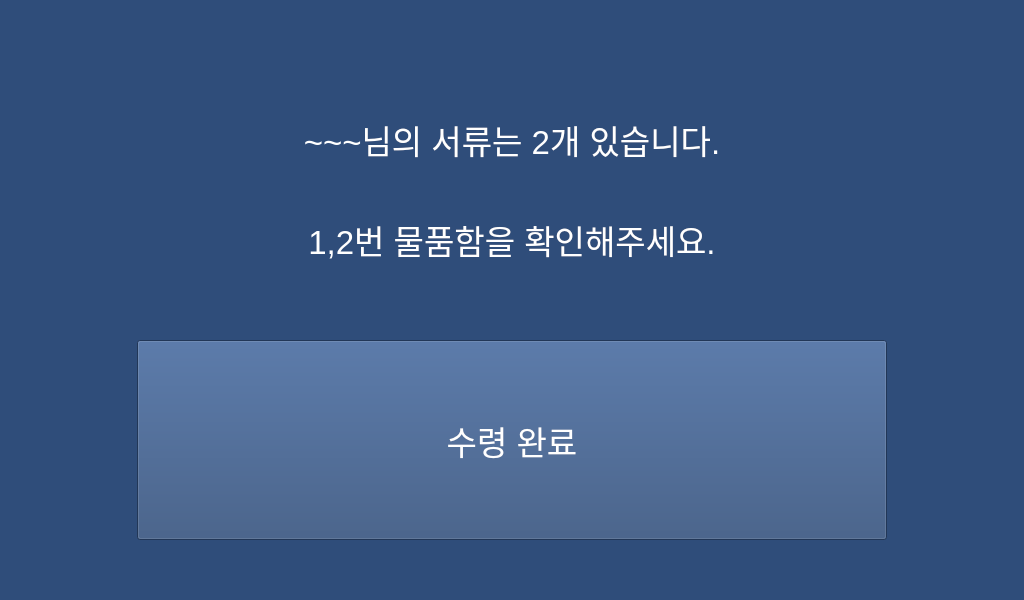
pcs1265/DELIVBOT_LAB, file DisplayUI/UI/RecvComplete.ui: the form before one commit.
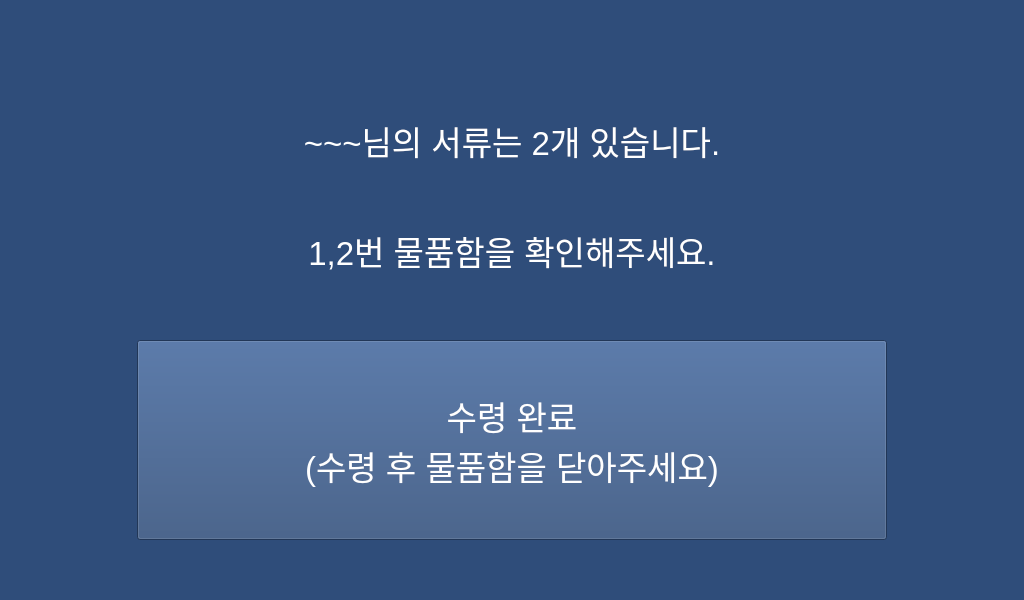
The form after the commit.

```diff
--- a/DisplayUI/UI/RecvComplete.ui
+++ b/DisplayUI/UI/RecvComplete.ui
@@ -440,9 +440,9 @@
     <property name="geometry">
      <rect>
       <x>137</x>
-      <y>90</y>
+      <y>100</y>
       <width>750</width>
-      <height>200</height>
+      <height>80</height>
      </rect>
     </property>
     <property name="font">
@@ -454,7 +454,7 @@
      <enum>Qt::LeftToRight</enum>
     </property>
     <property name="text">
-     <string>&lt;html&gt;&lt;head/&gt;&lt;body&gt;&lt;p&gt;~~~님의 서류는 2개 있습니다.&lt;/p&gt;&lt;p&gt;&lt;br/&gt;1,2번 물품함을 확인해주세요.&lt;/p&gt;&lt;/body&gt;&lt;/html&gt;</string>
+     <string>~~~님의 서류는 2개 있습니다.</string>
     </property>
     <property name="alignment">
      <set>Qt::AlignCenter</set>
@@ -484,7 +484,8 @@
      <enum>Qt::LeftToRight</enum>
     </property>
     <property name="text">
-     <string>수령 완료</string>
+     <string>수령 완료
+(수령 후 물품함을 닫아주세요)</string>
     </property>
     <property name="iconSize">
      <size>
@@ -499,6 +500,33 @@
      <bool>false</bool>
     </property>
    </widget>
+   <widget class="QLabel" name="box_num">
+    <property name="geometry">
+     <rect>
+      <x>137</x>
+      <y>210</y>
+      <width>750</width>
+      <height>80</height>
+     </rect>
+    </property>
+    <property name="font">
+     <font>
+      <pointsize>25</pointsize>
+     </font>
+    </property>
+    <property name="layoutDirection">
+     <enum>Qt::LeftToRight</enum>
+    </property>
+    <property name="text">
+     <string>1,2번 물품함을 확인해주세요.</string>
+    </property>
+    <property name="alignment">
+     <set>Qt::AlignCenter</set>
+    </property>
+    <property name="textInteractionFlags">
+     <set>Qt::NoTextInteraction</set>
+    </property>
+   </widget>
   </widget>
   <widget class="QStatusBar" name="statusbar"/>
  </widget>
```
Left out of the diff: 2 changed lines with no effect on the pictures.
